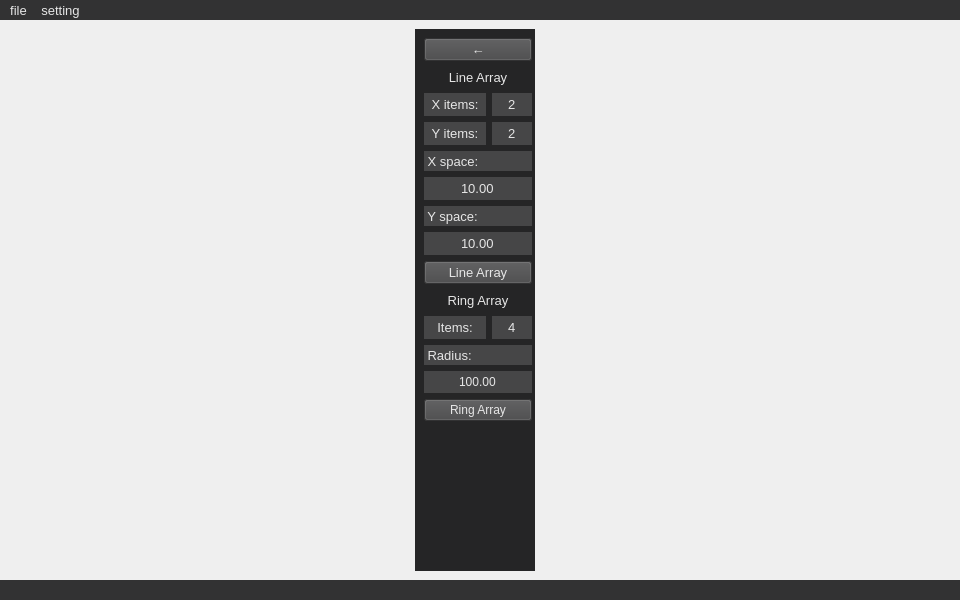
The window that src/ui/MainWindow.ui (chen6556/DSV) describes before a commit, drawn with Qt 5.
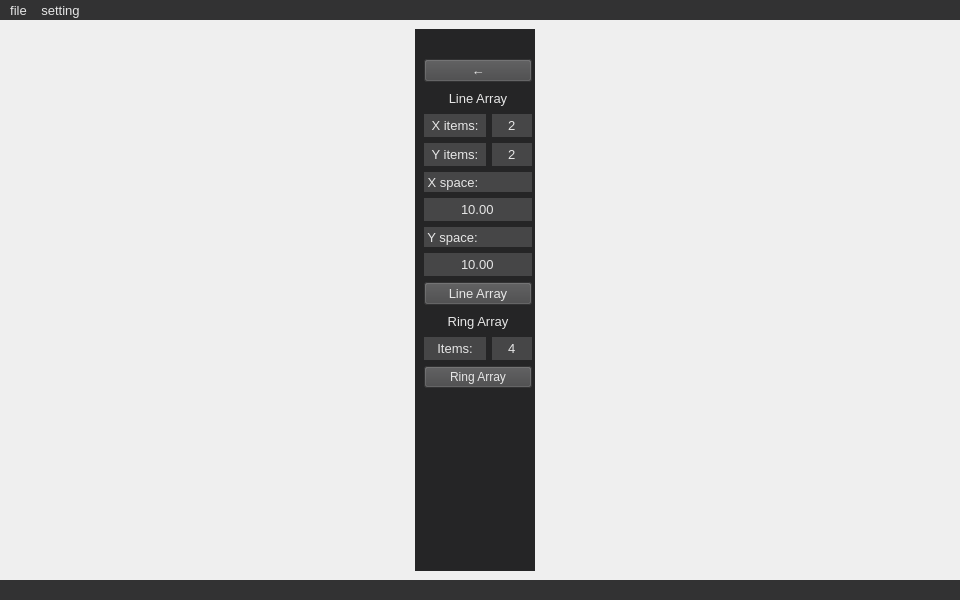
The same window after the commit. The open tabs and pages were chosen to show the change.

Diff of the .ui file:
```diff
--- a/src/ui/MainWindow.ui
+++ b/src/ui/MainWindow.ui
@@ -783,6 +783,21 @@
             <property name="rightMargin">
              <number>3</number>
             </property>
+            <item>
+             <widget class="QLabel" name="array_tool">
+              <property name="font">
+               <font>
+                <pointsize>10</pointsize>
+               </font>
+              </property>
+              <property name="text">
+               <string/>
+              </property>
+              <property name="alignment">
+               <set>Qt::AlignCenter</set>
+              </property>
+             </widget>
+            </item>
             <item>
              <widget class="QPushButton" name="back_btn_0">
               <property name="font">
@@ -1164,49 +1179,6 @@
               </item>
              </layout>
             </item>
-            <item>
-             <widget class="QLabel" name="label_5">
-              <property name="minimumSize">
-               <size>
-                <width>0</width>
-                <height>20</height>
-               </size>
-              </property>
-              <property name="font">
-               <font>
-                <pointsize>10</pointsize>
-               </font>
-              </property>
-              <property name="styleSheet">
-               <string notr="true">background-color: rgb(70, 70, 71);</string>
-              </property>
-              <property name="text">
-               <string> Radius:</string>
-              </property>
-             </widget>
-            </item>
-            <item>
-             <widget class="QDoubleSpinBox" name="array_radius">
-              <property name="styleSheet">
-               <string notr="true">background-color: rgb(70, 70, 71);</string>
-              </property>
-              <property name="frame">
-               <bool>false</bool>
-              </property>
-              <property name="alignment">
-               <set>Qt::AlignCenter</set>
-              </property>
-              <property name="buttonSymbols">
-               <enum>QAbstractSpinBox::NoButtons</enum>
-              </property>
-              <property name="maximum">
-               <double>10000.000000000000000</double>
-              </property>
-              <property name="value">
-               <double>100.000000000000000</double>
-              </property>
-             </widget>
-            </item>
             <item>
              <widget class="QPushButton" name="ring_array_btn">
               <property name="styleSheet">
```
Left out of the diff: 2 changed lines with no effect on the pictures.
